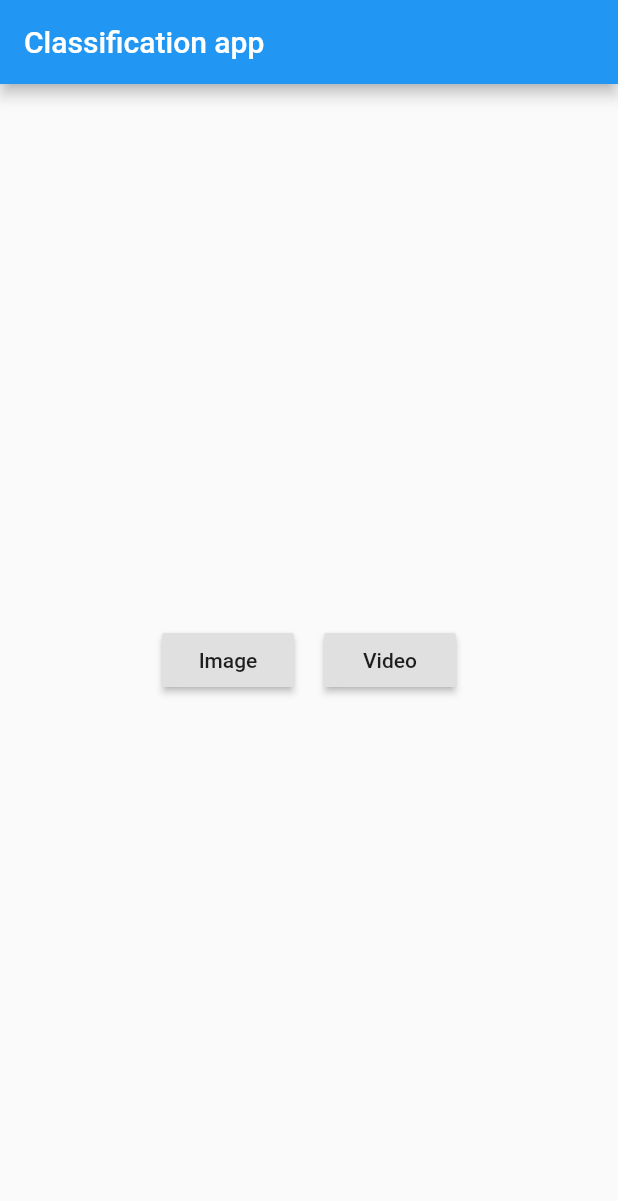
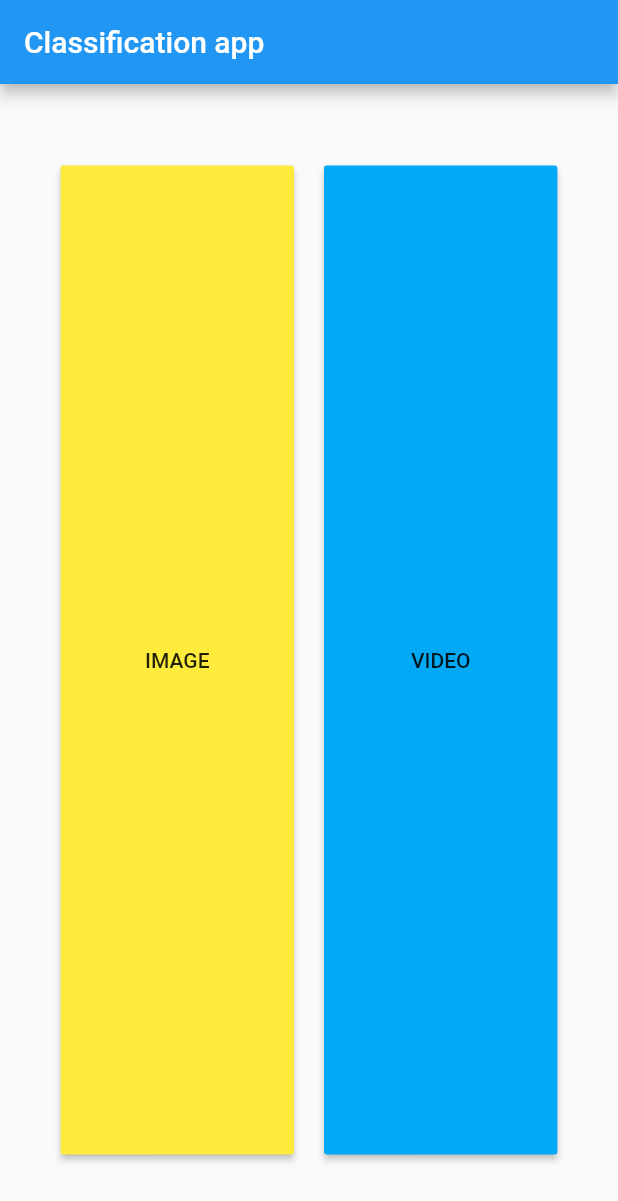
Before and after one commit to piyushchauhan/btp-app, a Flutter app: the screen it shows after launch, on a phone screen of 412 x 824 dp. Shown: the top 1201 px of the screen. Run offline on Flutter 3.47's test engine with Material 2 defaults, Android fonts, the phone set to English and light mode, and no system bars; our stand-ins replace image_picker, video_player; missing offline and left inert: tflite.

Commit message:
Updated video settings

```diff
--- a/lib/home_page.dart
+++ b/lib/home_page.dart
@@ -23,15 +23,27 @@ class _MyHomePageState extends State<MyHomePage> {
                 Navigator.push(context,
                     MaterialPageRoute(builder: (context) => ImagePage()));
               },
-              child: Text('Image'),
+              color: Colors.yellow,
+              child: Container(
+                child: Center(child: Text('IMAGE')),
+                height: MediaQuery.of(context).size.height * 8 / 10,
+                width: MediaQuery.of(context).size.width * 3 / 10,
+              ),
             ),
             SizedBox(width: 20),
             RaisedButton(
+              color: Colors.lightBlue,
               onPressed: () {
-                Navigator.push(context,
-                    MaterialPageRoute(builder: (context) => VideoPlayerScreen()));
+                Navigator.push(
+                    context,
+                    MaterialPageRoute(
+                        builder: (context) => VideoPlayerScreen()));
               },
-              child: Text('Video'),
+              child: Container(
+                child: Center(child: Text('VIDEO')),
+                height: MediaQuery.of(context).size.height * 8 / 10,
+                width: MediaQuery.of(context).size.width * 3 / 10,
+              ),
             ),
           ],
         ),
```
Also changed, not shown: lib/image_page.dart (+29 -0 lines), lib/video_page.dart (+10 -1 lines), pubspec.yaml (+5 -4 lines), 3 other files.
